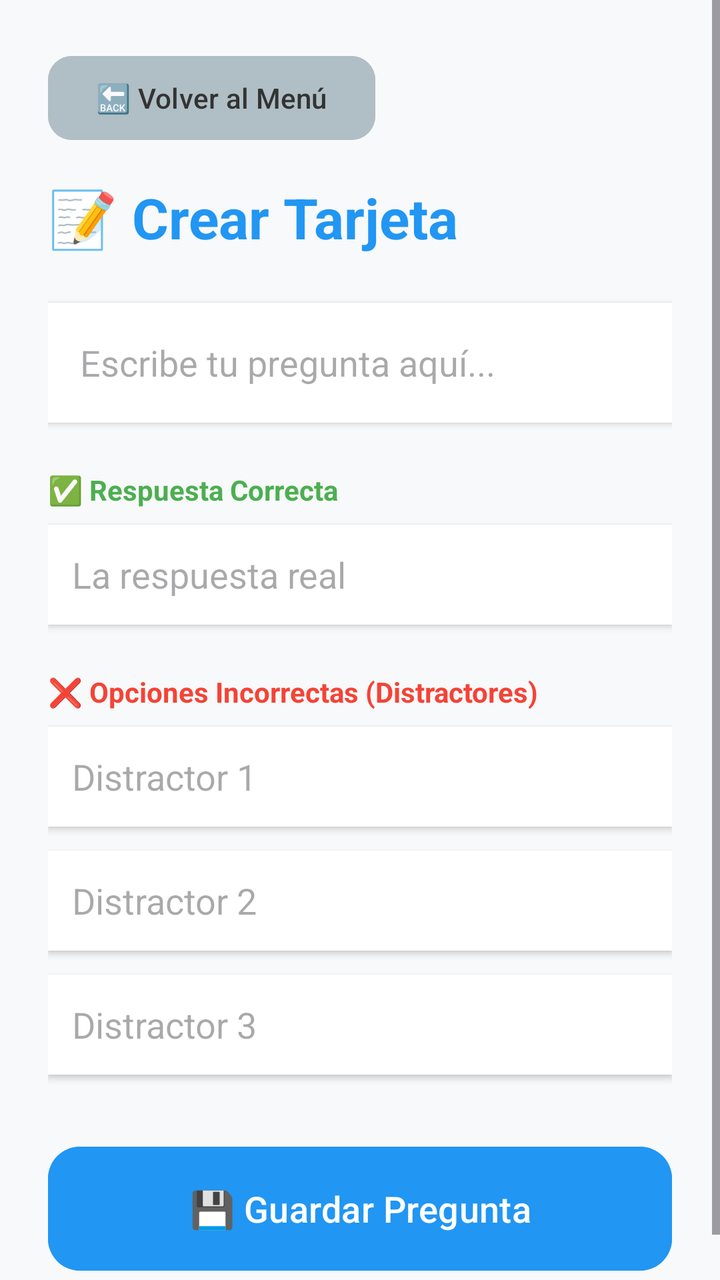
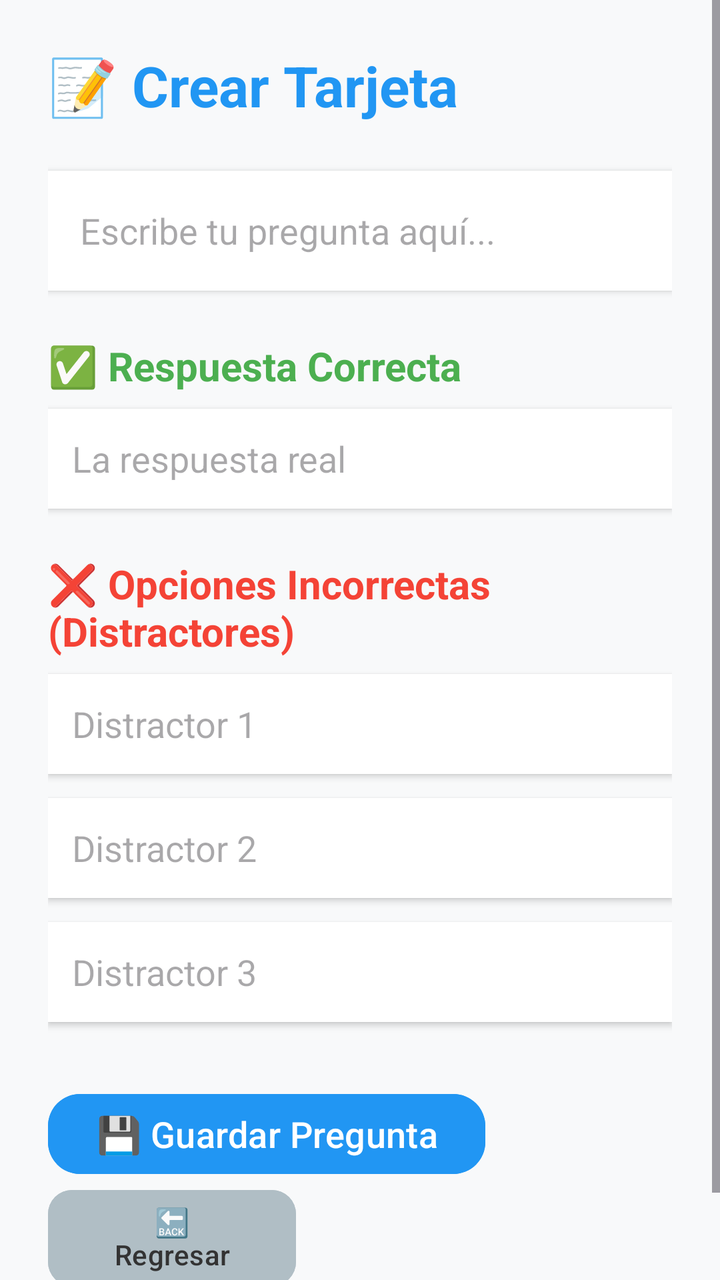

Two renders of the same Android screen: before a commit and after it. Below are the layout's source before the change and the commit's diff.
<!-- AndroidManifest.xml: application theme Theme.SimuladorExamenes -->
<!-- res/layout/activity_crear_pregunta.xml -->
<?xml version="1.0" encoding="utf-8"?>
<ScrollView xmlns:android="http://schemas.android.com/apk/res/android"
    xmlns:app="http://schemas.android.com/apk/res-auto"
    android:id="@+id/main"
    android:layout_width="match_parent"
    android:layout_height="match_parent"
    android:background="#F8F9FA">

    <LinearLayout
        android:layout_width="match_parent"
        android:layout_height="wrap_content"
        android:orientation="vertical"
        android:padding="24dp">


        <Button
            android:id="@+id/btnVolver"
            android:layout_width="wrap_content"
            android:layout_height="50dp"
            android:text="🔙 Volver al Menú"
            android:backgroundTint="#B0BEC5"
            android:textColor="#333333"
            app:cornerRadius="12dp"
            android:layout_marginBottom="16dp"/>

        <TextView
            android:layout_width="match_parent"
            android:layout_height="wrap_content"
            android:text="📝 Crear Tarjeta"
            android:textSize="28sp"
            android:textStyle="bold"
            android:textColor="#2196F3"
            android:layout_marginBottom="24dp"/>

        
        <EditText
            android:id="@+id/etPregunta"
            android:layout_width="match_parent"
            android:layout_height="wrap_content"
            android:minHeight="60dp"
            android:hint="Escribe tu pregunta aquí..."
            android:background="#FFFFFF"
            android:padding="16dp"
            android:layout_marginBottom="24dp"
            android:elevation="2dp"/>

        <TextView
            android:layout_width="match_parent"
            android:layout_height="wrap_content"
            android:text="✅ Respuesta Correcta"
            android:textStyle="bold"
            android:textColor="#4CAF50"
            android:layout_marginBottom="8dp"/>

        <EditText
            android:id="@+id/etCorrecta"
            android:layout_width="match_parent"
            android:layout_height="50dp"
            android:hint="La respuesta real"
            android:background="#FFFFFF"
            android:padding="12dp"
            android:layout_marginBottom="24dp"
            android:elevation="2dp"/>

        <TextView
            android:layout_width="match_parent"
            android:layout_height="wrap_content"
            android:text="❌ Opciones Incorrectas (Distractores)"
            android:textStyle="bold"
            android:textColor="#F44336"
            android:layout_marginBottom="8dp"/>

        <EditText
            android:id="@+id/etDistractor1"
            android:layout_width="match_parent"
            android:layout_height="50dp"
            android:hint="Distractor 1"
            android:background="#FFFFFF"
            android:padding="12dp"
            android:layout_marginBottom="12dp"
            android:elevation="2dp"/>

        <EditText
            android:id="@+id/etDistractor2"
            android:layout_width="match_parent"
            android:layout_height="50dp"
            android:hint="Distractor 2"
            android:background="#FFFFFF"
            android:padding="12dp"
            android:layout_marginBottom="12dp"
            android:elevation="2dp"/>

        <EditText
            android:id="@+id/etDistractor3"
            android:layout_width="match_parent"
            android:layout_height="50dp"
            android:hint="Distractor 3"
            android:background="#FFFFFF"
            android:padding="12dp"
            android:layout_marginBottom="32dp"
            android:elevation="2dp"/>

        <Button
            android:id="@+id/btnGuardar"
            android:layout_width="match_parent"
            android:layout_height="70dp"
            android:text="💾 Guardar Pregunta"
            android:textSize="18sp"
            android:backgroundTint="#2196F3"
            app:cornerRadius="16dp"/>

    </LinearLayout>
</ScrollView>
<!-- resources referenced by this layout -->
<resources>
  <style name="Theme.SimuladorExamenes" parent="Base.Theme.SimuladorExamenes" />
  <style name="Base.Theme.SimuladorExamenes" parent="Theme.Material3.DayNight.NoActionBar">
          
          
      </style>
</resources>

<!-- the commit's change to res/layout/activity_crear_pregunta.xml (unified diff, before → after) -->
@@ -13,101 +13,104 @@
         android:padding="24dp">
 
 
-        <Button
-            android:id="@+id/btnVolver"
-            android:layout_width="wrap_content"
-            android:layout_height="50dp"
-            android:text="🔙 Volver al Menú"
-            android:backgroundTint="#B0BEC5"
-            android:textColor="#333333"
-            app:cornerRadius="12dp"
-            android:layout_marginBottom="16dp"/>
-
         <TextView
             android:layout_width="match_parent"
             android:layout_height="wrap_content"
+            android:layout_marginBottom="24dp"
             android:text="📝 Crear Tarjeta"
+            android:textColor="#2196F3"
             android:textSize="28sp"
-            android:textStyle="bold"
-            android:textColor="#2196F3"
-            android:layout_marginBottom="24dp"/>
+            android:textStyle="bold" />
 
         
         <EditText
             android:id="@+id/etPregunta"
             android:layout_width="match_parent"
             android:layout_height="wrap_content"
+            android:layout_marginBottom="24dp"
+            android:background="#FFFFFF"
+            android:elevation="2dp"
+            android:hint="Escribe tu pregunta aquí..."
             android:minHeight="60dp"
-            android:hint="Escribe tu pregunta aquí..."
-            android:background="#FFFFFF"
-            android:padding="16dp"
-            android:layout_marginBottom="24dp"
-            android:elevation="2dp"/>
+            android:padding="16dp" />
 
         <TextView
             android:layout_width="match_parent"
             android:layout_height="wrap_content"
+            android:layout_marginBottom="8dp"
             android:text="✅ Respuesta Correcta"
-            android:textStyle="bold"
             android:textColor="#4CAF50"
-            android:layout_marginBottom="8dp"/>
+            android:textSize="20sp"
+            android:textStyle="bold" />
 
         <EditText
             android:id="@+id/etCorrecta"
             android:layout_width="match_parent"
             android:layout_height="50dp"
+            android:layout_marginBottom="24dp"
+            android:background="#FFFFFF"
+            android:elevation="2dp"
             android:hint="La respuesta real"
-            android:background="#FFFFFF"
-            android:padding="12dp"
-            android:layout_marginBottom="24dp"
-            android:elevation="2dp"/>
+            android:padding="12dp" />
 
         <TextView
             android:layout_width="match_parent"
             android:layout_height="wrap_content"
+            android:layout_marginBottom="8dp"
             android:text="❌ Opciones Incorrectas (Distractores)"
-            android:textStyle="bold"
             android:textColor="#F44336"
-            android:layout_marginBottom="8dp"/>
+            android:textSize="20sp"
+            android:textStyle="bold" />
 
         <EditText
             android:id="@+id/etDistractor1"
             android:layout_width="match_parent"
             android:layout_height="50dp"
+            android:layout_marginBottom="12dp"
+            android:background="#FFFFFF"
+            android:elevation="2dp"
             android:hint="Distractor 1"
-            android:background="#FFFFFF"
-            android:padding="12dp"
-            android:layout_marginBottom="12dp"
-            android:elevation="2dp"/>
+            android:padding="12dp" />
 
         <EditText
             android:id="@+id/etDistractor2"
             android:layout_width="match_parent"
             android:layout_height="50dp"
+            android:layout_marginBottom="12dp"
+            android:background="#FFFFFF"
+            android:elevation="2dp"
             android:hint="Distractor 2"
-            android:background="#FFFFFF"
-            android:padding="12dp"
-            android:layout_marginBottom="12dp"
-            android:elevation="2dp"/>
+            android:padding="12dp" />
 
         <EditText
             android:id="@+id/etDistractor3"
             android:layout_width="match_parent"
             android:layout_height="50dp"
+            android:layout_marginBottom="32dp"
+            android:background="#FFFFFF"
+            android:elevation="2dp"
             android:hint="Distractor 3"
-            android:background="#FFFFFF"
-            android:padding="12dp"
-            android:layout_marginBottom="32dp"
-            android:elevation="2dp"/>
+            android:padding="12dp" />
 
         <Button
             android:id="@+id/btnGuardar"
-            android:layout_width="match_parent"
-            android:layout_height="70dp"
+            android:layout_width="wrap_content"
+            android:layout_height="match_parent"
+            android:backgroundTint="#2196F3"
+            android:scrollHorizontally="true"
             android:text="💾 Guardar Pregunta"
             android:textSize="18sp"
-            android:backgroundTint="#2196F3"
-            app:cornerRadius="16dp"/>
+            app:cornerRadius="16dp" />
+
+        <Button
+            android:id="@+id/btnVolver"
+            android:layout_width="124dp"
+            android:layout_height="56dp"
+            android:layout_marginBottom="16dp"
+            android:backgroundTint="#B0BEC5"
+            android:text="🔙 Regresar"
+            android:textColor="#333333"
+            app:cornerRadius="12dp" />
 
     </LinearLayout>
 </ScrollView>
